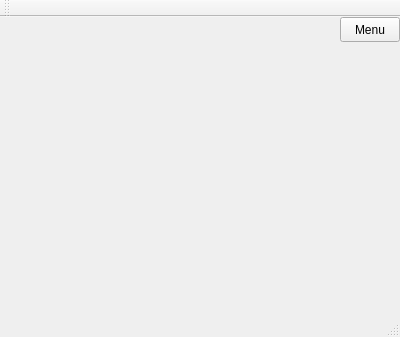
Old version of the form src/frontend/mainwindow.ui in the repository DominikaHoszowska/fiszki_qt.
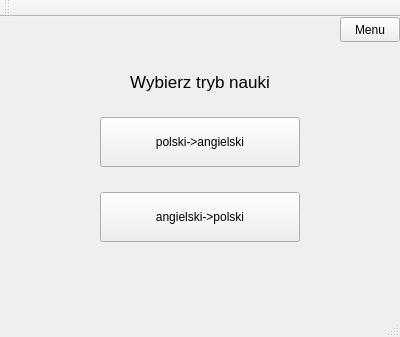
New version of the form. The open tabs and pages were chosen to show the change.

Commit message: set learning mode gui

What changed in the file:
```diff
--- a/src/frontend/mainwindow.ui
+++ b/src/frontend/mainwindow.ui
@@ -164,6 +164,53 @@
        <string>Menu</string>
       </property>
      </widget>
+     <widget class="QPushButton" name="plEngB">
+      <property name="geometry">
+       <rect>
+        <x>100</x>
+        <y>100</y>
+        <width>200</width>
+        <height>50</height>
+       </rect>
+      </property>
+      <property name="text">
+       <string>polski-&gt;angielski</string>
+      </property>
+     </widget>
+     <widget class="QPushButton" name="engPlB">
+      <property name="geometry">
+       <rect>
+        <x>100</x>
+        <y>175</y>
+        <width>200</width>
+        <height>50</height>
+       </rect>
+      </property>
+      <property name="text">
+       <string>angielski-&gt;polski</string>
+      </property>
+     </widget>
+     <widget class="QLabel" name="label">
+      <property name="geometry">
+       <rect>
+        <x>100</x>
+        <y>40</y>
+        <width>200</width>
+        <height>50</height>
+       </rect>
+      </property>
+      <property name="font">
+       <font>
+        <pointsize>13</pointsize>
+       </font>
+      </property>
+      <property name="text">
+       <string>Wybierz tryb nauki</string>
+      </property>
+      <property name="alignment">
+       <set>Qt::AlignCenter</set>
+      </property>
+     </widget>
     </widget>
     <widget class="QWidget" name="collections">
      <widget class="QPushButton" name="menu_3">
```
Left out of the diff: 19 changed lines with no effect on the pictures. The commit also changes 3 other files.
